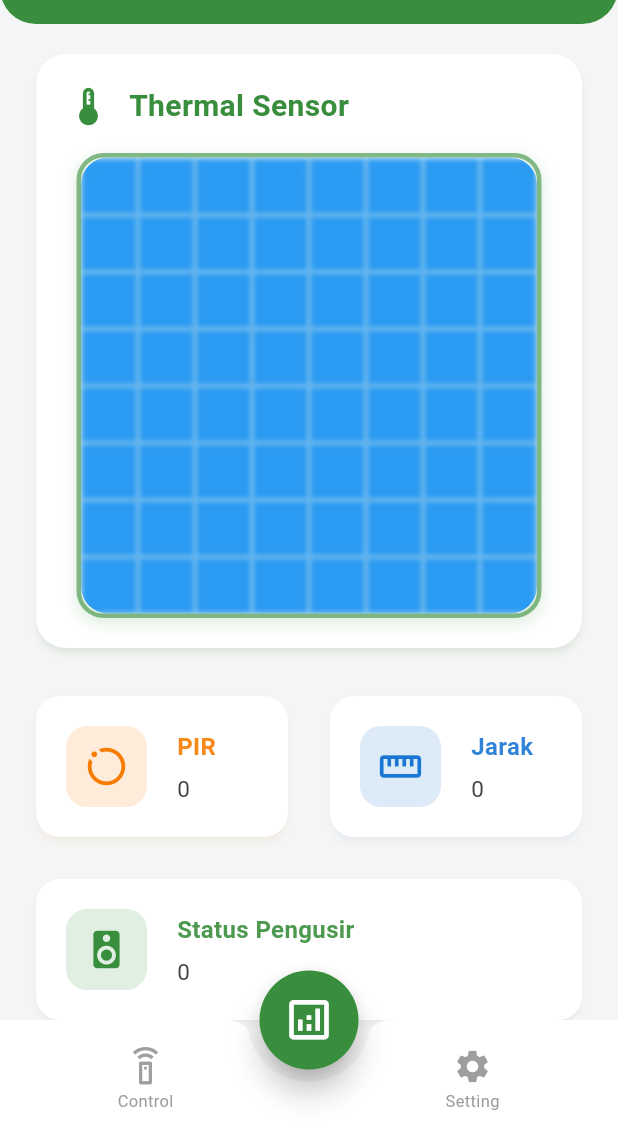
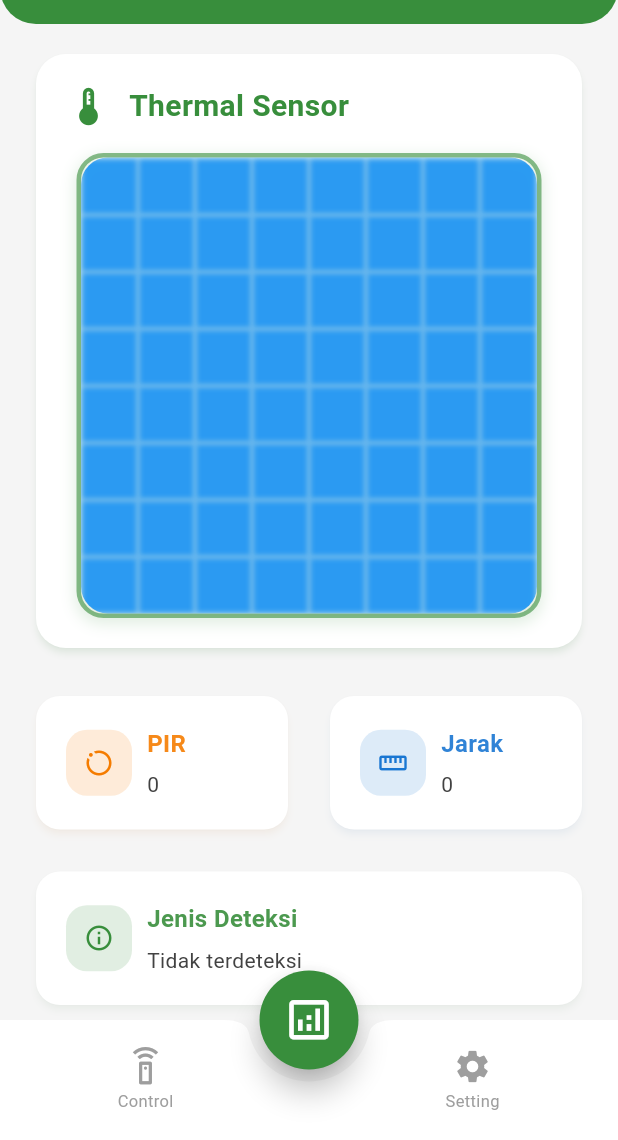
Before and after one commit to IQ1341/HamaGuardApp, a Flutter app: the screen it shows after launch, on a phone screen of 412 x 824 dp, the part 96-1236 px from its top. Run offline on Flutter 3.47's test engine with Material 3 defaults, Android fonts, the light colour scheme and no system bars; our stand-ins replace firebase_core, firebase_database; accounts and stored records are empty.

Commit message:
update jenis deteksi

```diff
--- a/lib/screens/dashboard/dashboard_screen.dart
+++ b/lib/screens/dashboard/dashboard_screen.dart
@@ -18,7 +18,7 @@ class _DashboardScreenState extends State<DashboardScreen> {
   Map<String, dynamic> sensorData = {
     'PIR': '0',
     'Ultrasonik': '0',
-    'Status Pengusir': '0',
+    'Jenis Deteksi': 'Tidak terdeteksi',
   };
 
   List<double> thermalData = List.filled(64, 0.0);
@@ -28,10 +28,8 @@ class _DashboardScreenState extends State<DashboardScreen> {
     super.initState();
 
     _sensorRef = FirebaseDatabase.instance.ref('sensor');
-    _thermalRef =
-        FirebaseDatabase.instance.ref('thermal_data'); // <- Sesuaikan di sini
+    _thermalRef = FirebaseDatabase.instance.ref('thermal_data');
 
-    // Listener untuk data sensor PIR, Ultrasonik, Pengusir
     _sensorRef.onValue.listen((event) {
       final data = event.snapshot.value;
       if (data != null && data is Map) {
@@ -40,14 +38,14 @@ class _DashboardScreenState extends State<DashboardScreen> {
             'PIR': (data['pir'] == true) ? 'Terdeteksi' : 'Tidak',
             'Ultrasonik':
                 data['ultrasonik'] != null ? '${data['ultrasonik']} cm' : '-',
-            'Status Pengusir':
-                (data['pengusir'] == true) ? 'Aktif' : 'Nonaktif',
+            'Jenis Deteksi': data['jenis_deteksi'] != null
+                ? data['jenis_deteksi'].toString()
+                : 'Tidak terdeteksi',
           };
         });
       }
     });
 
-    // Listener untuk data thermal sensor
     _thermalRef.onValue.listen((event) {
       final data = event.snapshot.value;
       if (data != null && data is Map) {
@@ -147,11 +145,11 @@ class _DashboardScreenState extends State<DashboardScreen> {
             ),
             const SizedBox(height: 20),
 
-            // Status Pengusir
+            // Ganti Status Pengusir jadi Jenis Deteksi
             SensorCard(
-              title: 'Status Pengusir',
-              value: sensorData['Status Pengusir'] ?? '-',
-              icon: Icons.speaker,
+              title: 'Jenis Deteksi',
+              value: sensorData['Jenis Deteksi'] ?? '-',
+              icon: Icons.info_outline,
               color: Colors.green.shade700,
               isWide: true,
             ),
@@ -196,9 +194,9 @@ class SensorCard extends StatelessWidget {
                 borderRadius: BorderRadius.circular(14),
               ),
               padding: const EdgeInsets.all(12),
-              child: Icon(icon, size: 30, color: color),
+              child: Icon(icon, size: 20, color: color),
             ),
-            const SizedBox(width: 20),
+            const SizedBox(width: 10),
             Expanded(
               child: Column(
                 crossAxisAlignment: CrossAxisAlignment.start,
@@ -216,7 +214,7 @@ class SensorCard extends StatelessWidget {
                     value,
                     style: TextStyle(
                       fontWeight: FontWeight.w400,
-                      fontSize: 15,
+                      fontSize: 14,
                       color: Colors.grey[800],
                     ),
                   ),
```
